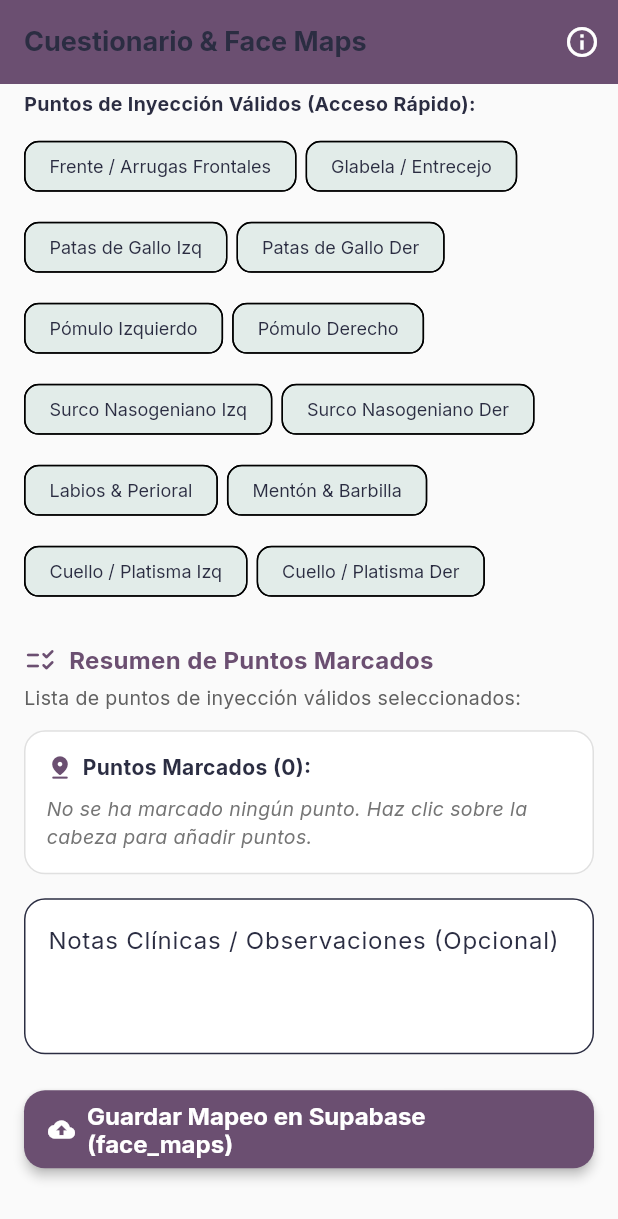
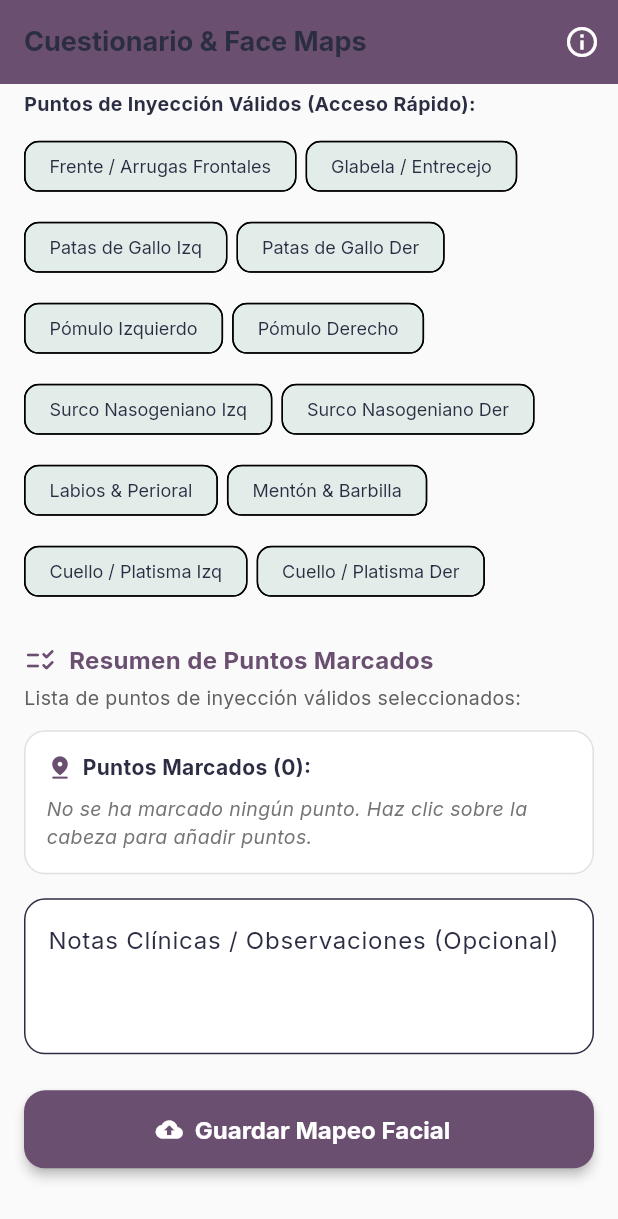
Before and after one commit to Strani-Beauty/EsteticaBellezaStrani, a Flutter app: the FaceMapQuestionnaireScreen screen opened by its route, scrolled down 978 dp, on a phone screen of 412 x 824 dp. Shown: the top 1219 px of the screen. Run offline on Flutter 3.47's test engine with Material 3 defaults, Android fonts, the phone set to English and light mode, and no system bars; our stand-ins replace cached_network_image, equatable, file_picker, firebase_core, firebase_messaging, flutter_bloc and 13 more; missing offline and left inert: dart:js_interop, dicebear_core, dicebear_styles, flutter_stripe, flutter_stripe_web; accounts and stored records are empty; project files that could hold a hidden picture were left out; key blocks and very long unbroken strings in the code were emptied for the run.

Commit message:
Reemplaza los mensajes con la palabra Supabase por texto amigable para el usuario final

```diff
--- a/lib/features/auth_users/presentation/screens/complete_profile_screen.dart
+++ b/lib/features/auth_users/presentation/screens/complete_profile_screen.dart
@@ -261,7 +261,7 @@ class _CompleteProfileScreenState extends State<CompleteProfileScreen> {
     ScaffoldMessenger.of(context).showSnackBar(
       const SnackBar(
         backgroundColor: Colors.green,
-        content: Text('✅ Datos guardados en Supabase correctamente.'),
+        content: Text('✅ Datos guardados correctamente.'),
         duration: Duration(seconds: 2),
       ),
     );
--- a/lib/features/patients_compliance/presentation/screens/face_map_questionnaire_screen.dart
+++ b/lib/features/patients_compliance/presentation/screens/face_map_questionnaire_screen.dart
@@ -611,7 +611,7 @@ class _FaceMapQuestionnaireScreenState
                               )
                             : const Icon(Icons.cloud_upload_rounded, color: Colors.white),
                         label: Text(
-                          _isSaving ? 'Guardando en Supabase...' : 'Guardar Mapeo en Supabase (face_maps)',
+                          _isSaving ? 'Guardando...' : 'Guardar Mapeo Facial',
                           style: const TextStyle(fontSize: 16, fontWeight: FontWeight.bold, color: Colors.white),
                         ),
                       ),
--- a/lib/features/patients_compliance/presentation/screens/patient_address_screen.dart
+++ b/lib/features/patients_compliance/presentation/screens/patient_address_screen.dart
@@ -181,7 +181,7 @@ class _PatientAddressScreenState extends State<PatientAddressScreen> {
       ScaffoldMessenger.of(context).showSnackBar(
         const SnackBar(
           backgroundColor: Colors.green,
-          content: Text('✅ Dirección y posición exacta guardadas en Supabase exitosamente.'),
+          content: Text('✅ Dirección y posición guardadas exitosamente.'),
         ),
       );
 
@@ -191,7 +191,7 @@ class _PatientAddressScreenState extends State<PatientAddressScreen> {
       ScaffoldMessenger.of(context).showSnackBar(
         SnackBar(
           backgroundColor: Colors.redAccent,
-          content: Text('Error al guardar en Supabase: $e'),
+          content: Text('Error al guardar la dirección. Intenta de nuevo.'),
         ),
       );
     } finally {
@@ -386,7 +386,7 @@ class _PatientAddressScreenState extends State<PatientAddressScreen> {
                           child: CircularProgressIndicator(strokeWidth: 2, color: Colors.white),
                         )
                       : const Icon(Icons.check_circle_rounded),
-                  label: Text(_isSaving ? 'Guardando en Supabase...' : 'Confirmar y Guardar Ubicación'),
+                  label: Text(_isSaving ? 'Guardando...' : 'Confirmar y Guardar Ubicación'),
                 ),
               ),
             ],
```
Also changed, not shown: 1 other file.
